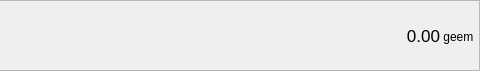
This is src/gui/ui/accountframe.ui in geemcoin/geemwallet as Qt 5 draws it before an edit; both pictures show x 320 to 800 and y 0 to 71 of the 800 by 71 pixel window. The edited form follows.
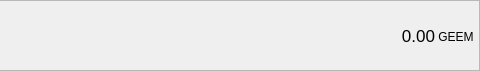
This is the edited form. Icons and pictures are not drawn.

```diff
--- a/src/gui/ui/accountframe.ui
+++ b/src/gui/ui/accountframe.ui
@@ -286,7 +286,7 @@
           </size>
          </property>
          <property name="text">
-          <string> geem</string>
+          <string> GEEM</string>
          </property>
          <property name="alignment">
           <set>Qt::AlignBottom|Qt::AlignLeading|Qt::AlignLeft</set>
```
